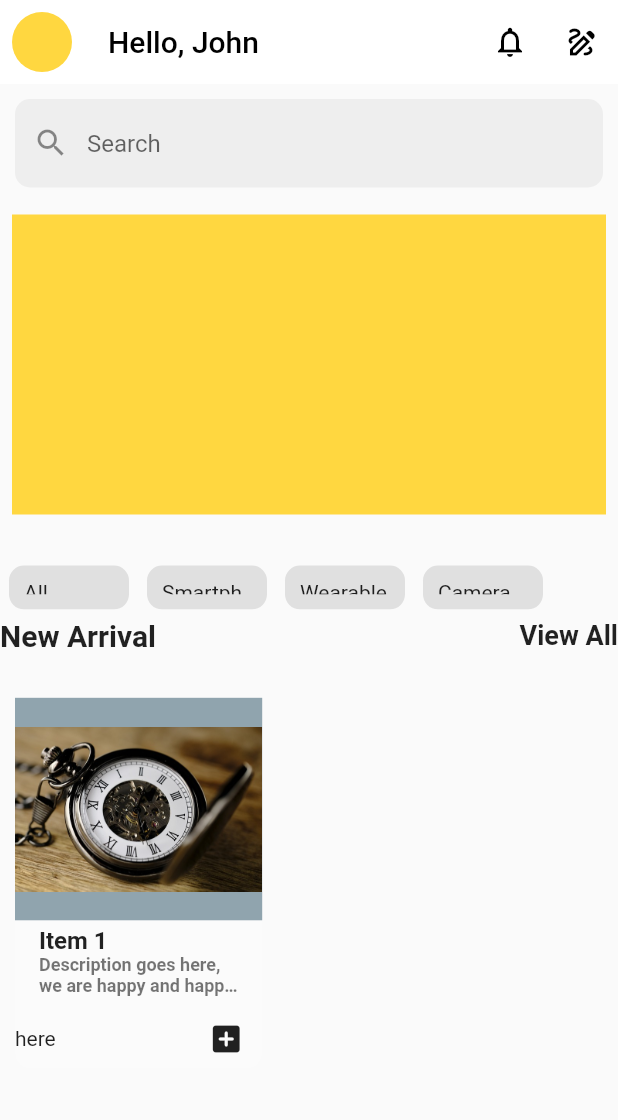
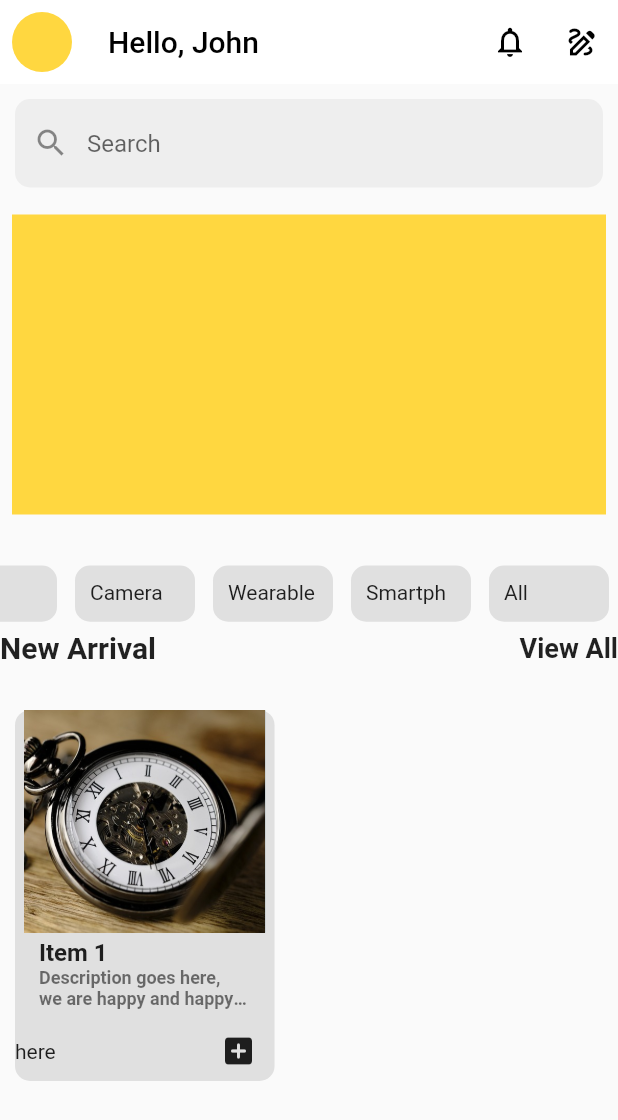
Before and after one commit to MurimiCaroline/liftutech-assignment, a Flutter app: the screen it shows after launch, on a phone screen of 412 x 824 dp. Shown: the top 1120 px of the screen. Run offline on Flutter 3.47's test engine with Material 2 defaults, Android fonts, the phone set to English and light mode, and no system bars; network calls fail.

Commit message:
add item image with correct dimensions

```diff
--- a/lib/features/homepage.dart
+++ b/lib/features/homepage.dart
@@ -74,9 +74,7 @@ class _HomePageState extends State<HomePage> {
           SizedBox(
             height: 20,
           ),
-          SizedBox(
-            height: deviceHeight*0.05,
-            child: CustomItemRow()),
+          SizedBox(height: deviceHeight * 0.06, child: CustomItemRow()),
           Row(
             children: [
               Text(
@@ -96,14 +94,18 @@ class _HomePageState extends State<HomePage> {
               ),
             ],
           ),
-          SizedBox(height: 20,),
+          SizedBox(
+            height: 20,
+          ),
           Padding(
             padding: const EdgeInsets.all(10.0),
             child: itemContainer(
               deviceHeight: deviceHeight,
-              deviceWidth: deviceWidth,
+              deviceWidth: deviceWidth*0.6,
               itemTitle: "Item 1",
-              itemDescription: "Description goes here,  we are happy and happy and happy and happy  and happy ",),
+              itemDescription:
+                  "Description goes here,  we are happy and happy and happy and happy  and happy ",
+            ),
           ),
         ],
       ),
--- a/lib/widgets/Custom_Items_Row.dart
+++ b/lib/widgets/Custom_Items_Row.dart
@@ -5,18 +5,21 @@ class CustomItemRow extends StatelessWidget {
 
   @override
   Widget build(BuildContext context) {
-    return Row(
-      children: [
-        ListView.builder(
+    return ListView.builder(
       scrollDirection: Axis.horizontal,
+      reverse: true,
       shrinkWrap: true,
-          itemCount: 4,
+      itemCount: 8,
       itemBuilder: (context, index) {
         List<String> texts = [
           'All Products',
           'Smartphone',
           'Wearable',
-              'Camera'
+          'Camera',
+              'Hi',
+          'Hello',
+          'Love',
+          'Me'
         ];
 
         return Container(
@@ -36,8 +39,6 @@ class CustomItemRow extends StatelessWidget {
           ),
         );
       },
-        ),
-      ],
     );
   }
 }
--- a/lib/widgets/item_with_price_container.dart
+++ b/lib/widgets/item_with_price_container.dart
@@ -18,22 +18,24 @@ class itemContainer extends StatelessWidget {
   Widget build(BuildContext context) {
     return Container(
       height: deviceHeight * 0.3,
-      width: deviceWidth * 0.4,
+      width: deviceWidth * 0.7,
       decoration: BoxDecoration(
         borderRadius: BorderRadius.circular(10),
-        color: Colors.white10,
+        color: Colors.grey.shade300,
       ),
       child: Column(
         crossAxisAlignment: CrossAxisAlignment.start,
         children: [
-          Container(
-            height: deviceHeight * 0.18,
-            width: deviceWidth * 0.6,
-            decoration: BoxDecoration(
-              color: Colors.blueGrey.shade300,
-              image: DecorationImage(
-                image: AssetImage('assets/images/clock.jpg'),
-                fit: BoxFit.contain,
+          Center(
+            child: Container(
+              height: deviceHeight * 0.18,
+              width: deviceWidth * 0.65,
+              decoration: BoxDecoration(
+                color: Colors.blueGrey.shade300,
+                image: DecorationImage(
+                  image: AssetImage('assets/images/clock.jpg'),
+                  fit: BoxFit.fitHeight,
+                ),
               ),
             ),
           ),
```
Lines whose indentation alone changed are shown as unchanged.
